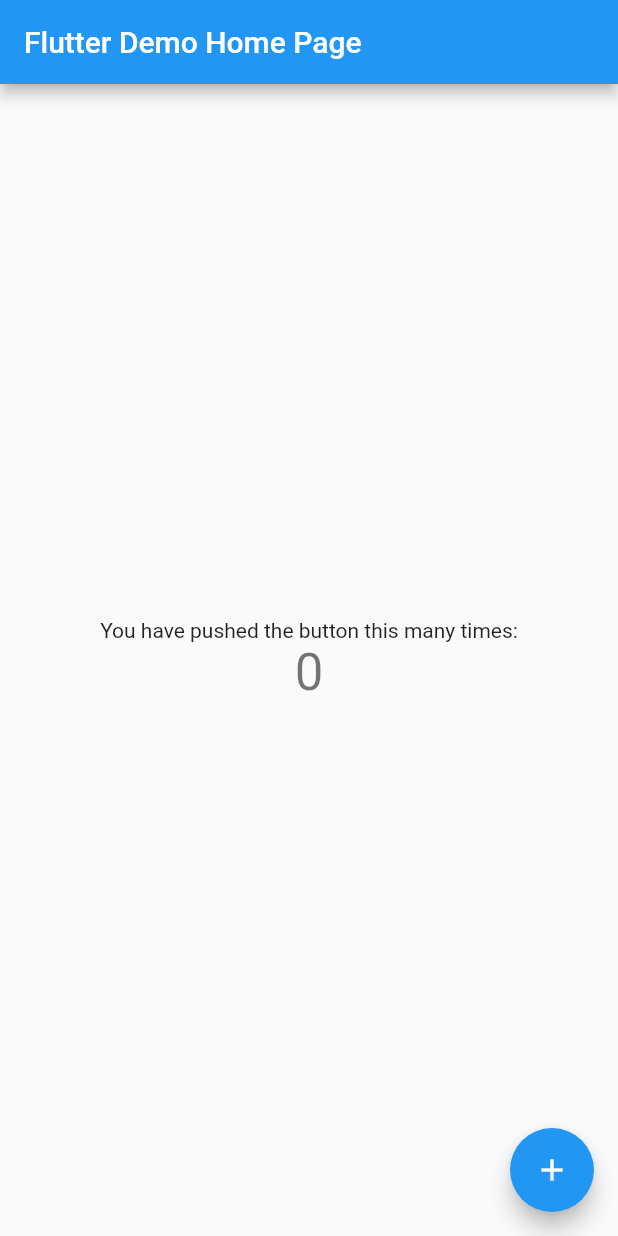
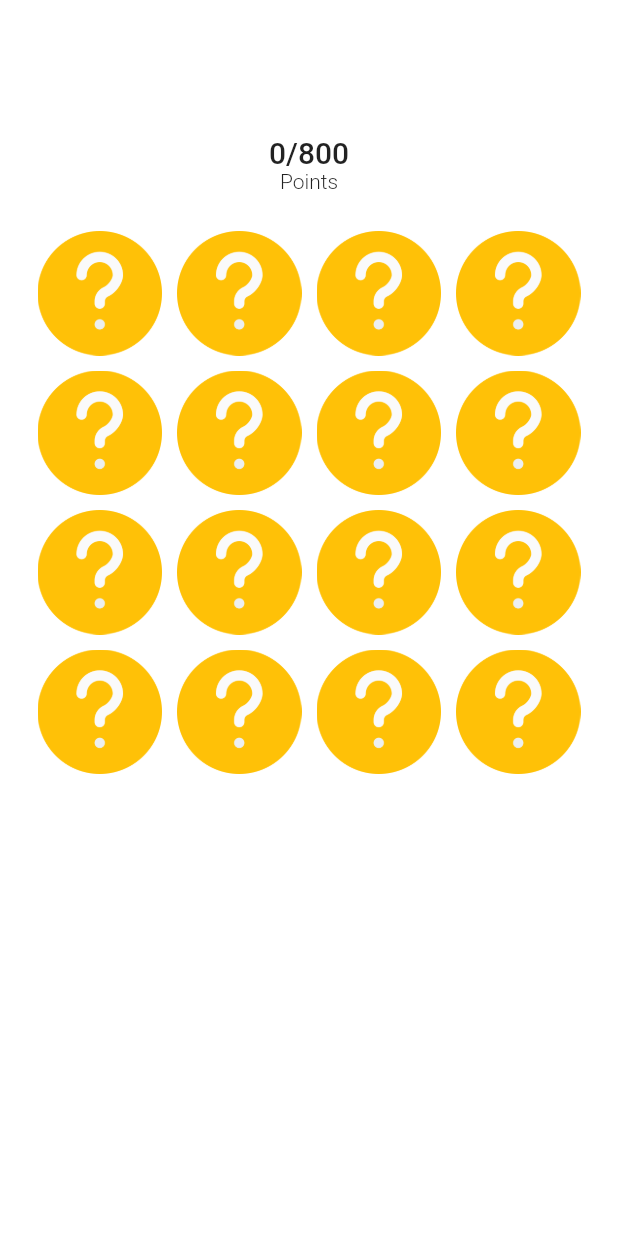
Before and after one commit to imKashyap/Pairs, a Flutter app: the screen it shows after launch, on a phone screen of 412 x 824 dp. Run offline on Flutter 3.47's test engine with Material 2 defaults, Android fonts, the phone set to English and light mode, and no system bars.

Commit message:
Adding App files

```diff
--- /dev/null
+++ b/lib/data/data.dart
@@ -0,0 +1,149 @@
+import 'package:memory_game/models/TileModel.dart';
+
+String selectedTile = "";
+int selectedIndex ;
+bool selected = true;
+int points = 0;
+
+List<TileModel> myPairs = new List<TileModel>();
+List<bool> clicked = new List<bool>();
+
+List<bool> getClicked(){
+
+  List<bool> yoClicked = new List<bool>();
+  List<TileModel> myairs = new List<TileModel>();
+  myairs = getPairs();
+  for(int i=0;i<myairs.length;i++){
+    yoClicked[i] = false;
+  }
+
+  return yoClicked;
+}
+
+List<TileModel>  getPairs(){
+
+  List<TileModel> pairs = new List<TileModel>();
+
+  TileModel tileModel = new TileModel();
+
+  //1
+  tileModel.setImageAssetPath("assets/fox.png");
+  tileModel.setIsSelected(false);
+  pairs.add(tileModel);
+  pairs.add(tileModel);
+  tileModel = new TileModel();
+
+  //2
+  tileModel.setImageAssetPath("assets/hippo.png");
+  tileModel.setIsSelected(false);
+  pairs.add(tileModel);
+  pairs.add(tileModel);
+  tileModel = new TileModel();
+
+  //3
+  tileModel.setImageAssetPath("assets/horse.png");
+  tileModel.setIsSelected(false);
+  pairs.add(tileModel);
+  pairs.add(tileModel);
+  tileModel = new TileModel();
+
+  //4
+  tileModel.setImageAssetPath("assets/monkey.png");
+  tileModel.setIsSelected(false);
+  pairs.add(tileModel);
+  pairs.add(tileModel);
+  tileModel = new TileModel();
+  //5
+  tileModel.setImageAssetPath("assets/panda.png");
+  tileModel.setIsSelected(false);
+  pairs.add(tileModel);
+  pairs.add(tileModel);
+  tileModel = new TileModel();
+
+  //6
+  tileModel.setImageAssetPath("assets/parrot.png");
+  tileModel.setIsSelected(false);
+  pairs.add(tileModel);
+  pairs.add(tileModel);
+  tileModel = new TileModel();
+
+  //7
+  tileModel.setImageAssetPath("assets/rabbit.png");
+  tileModel.setIsSelected(false);
+  pairs.add(tileModel);
+  pairs.add(tileModel);
+  tileModel = new TileModel();
+
+  //8
+  tileModel.setImageAssetPath("assets/zoo.png");
+  tileModel.setIsSelected(false);
+  pairs.add(tileModel);
+  pairs.add(tileModel);
+  tileModel = new TileModel();
+
+  return pairs;
+}
+
+List<TileModel>  getQuestionPairs(){
+
+  List<TileModel> pairs = new List<TileModel>();
+
+  TileModel tileModel = new TileModel();
+
+  //1
+  tileModel.setImageAssetPath("assets/question.png");
+  tileModel.setIsSelected(false);
+  pairs.add(tileModel);
+  pairs.add(tileModel);
+  tileModel = new TileModel();
+
+  //2
+  tileModel.setImageAssetPath("assets/question.png");
+  tileModel.setIsSelected(false);
+  pairs.add(tileModel);
+  pairs.add(tileModel);
+  tileModel = new TileModel();
+
+  //3
+  tileModel.setImageAssetPath("assets/question.png");
+  tileModel.setIsSelected(false);
+  pairs.add(tileModel);
+  pairs.add(tileModel);
+  tileModel = new TileModel();
+
+  //4
+  tileModel.setImageAssetPath("assets/question.png");
+  tileModel.setIsSelected(false);
+  pairs.add(tileModel);
+  pairs.add(tileModel);
+  tileModel = new TileModel();
+  //5
+  tileModel.setImageAssetPath("assets/question.png");
+  tileModel.setIsSelected(false);
+  pairs.add(tileModel);
+  pairs.add(tileModel);
+  tileModel = new TileModel();
+
+  //6
+  tileModel.setImageAssetPath("assets/question.png");
+  tileModel.setIsSelected(false);
+  pairs.add(tileModel);
+  pairs.add(tileModel);
+  tileModel = new TileModel();
+
+  //7
+  tileModel.setImageAssetPath("assets/question.png");
+  tileModel.setIsSelected(false);
+  pairs.add(tileModel);
+  pairs.add(tileModel);
+  tileModel = new TileModel();
+
+  //8
+  tileModel.setImageAssetPath("assets/question.png");
+  tileModel.setIsSelected(false);
+  pairs.add(tileModel);
+  pairs.add(tileModel);
+  tileModel = new TileModel();
+
+  return pairs;
+}
--- a/lib/main.dart
+++ b/lib/main.dart
@@ -1,4 +1,8 @@
+import 'dart:async';
+
 import 'package:flutter/material.dart';
+import 'package:memory_game/data/data.dart';
+import 'package:memory_game/models/TileModel.dart';
 
 void main() => runApp(MyApp());
 
@@ -8,104 +12,237 @@ class MyApp extends StatelessWidget {
   Widget build(BuildContext context) {
     return MaterialApp(
       title: 'Flutter Demo',
+      debugShowCheckedModeBanner: false,
       theme: ThemeData(
-        // This is the theme of your application.
-        //
-        // Try running your application with "flutter run". You'll see the
-        // application has a blue toolbar. Then, without quitting the app, try
-        // changing the primarySwatch below to Colors.green and then invoke
-        // "hot reload" (press "r" in the console where you ran "flutter run",
-        // or simply save your changes to "hot reload" in a Flutter IDE).
-        // Notice that the counter didn't reset back to zero; the application
-        // is not restarted.
         primarySwatch: Colors.blue,
       ),
-      home: MyHomePage(title: 'Flutter Demo Home Page'),
+      home: Home(),
     );
   }
 }
 
-class MyHomePage extends StatefulWidget {
-  MyHomePage({Key key, this.title}) : super(key: key);
+class Home extends StatefulWidget {
+  @override
+  _HomeState createState() => _HomeState();
+}
 
-  // This widget is the home page of your application. It is stateful, meaning
-  // that it has a State object (defined below) that contains fields that affect
-  // how it looks.
-
-  // This class is the configuration for the state. It holds the values (in this
-  // case the title) provided by the parent (in this case the App widget) and
-  // used by the build method of the State. Fields in a Widget subclass are
-  // always marked "final".
-
-  final String title;
+class _HomeState extends State<Home> {
+  List<TileModel> gridViewTiles = new List<TileModel>();
+  List<TileModel> questionPairs = new List<TileModel>();
 
   @override
-  _MyHomePageState createState() => _MyHomePageState();
+  void initState() {
+    // TODO: implement initState
+    super.initState();
+    reStart();
   }
+  void reStart() {
 
-class _MyHomePageState extends State<MyHomePage> {
-  int _counter = 0;
+    myPairs = getPairs();
+    myPairs.shuffle();
 
-  void _incrementCounter() {
+    gridViewTiles = myPairs;
+    Future.delayed(const Duration(seconds: 5), () {
+// Here you can write your code
       setState(() {
-      // This call to setState tells the Flutter framework that something has
-      // changed in this State, which causes it to rerun the build method below
-      // so that the display can reflect the updated values. If we changed
-      // _counter without calling setState(), then the build method would not be
-      // called again, and so nothing would appear to happen.
-      _counter++;
+        print("2 seconds done");
+        // Here you can write your code for open new view
+        questionPairs = getQuestionPairs();
+        gridViewTiles = questionPairs;
+        selected = false;
+      });
     });
   }
 
+
   @override
   Widget build(BuildContext context) {
-    // This method is rerun every time setState is called, for instance as done
-    // by the _incrementCounter method above.
-    //
-    // The Flutter framework has been optimized to make rerunning build methods
-    // fast, so that you can just rebuild anything that needs updating rather
-    // than having to individually change instances of widgets.
     return Scaffold(
-      appBar: AppBar(
-        // Here we take the value from the MyHomePage object that was created by
-        // the App.build method, and use it to set our appbar title.
-        title: Text(widget.title),
+      backgroundColor: Colors.white,
+      body: SingleChildScrollView(
+        child: Container(
+          padding: EdgeInsets.symmetric(horizontal: 20, vertical: 50),
+          child: Column(
+            children: <Widget>[
+              SizedBox(
+                height: 40,
               ),
-      body: Center(
-        // Center is a layout widget. It takes a single child and positions it
-        // in the middle of the parent.
-        child: Column(
-          // Column is also a layout widget. It takes a list of children and
-          // arranges them vertically. By default, it sizes itself to fit its
-          // children horizontally, and tries to be as tall as its parent.
-          //
-          // Invoke "debug painting" (press "p" in the console, choose the
-          // "Toggle Debug Paint" action from the Flutter Inspector in Android
-          // Studio, or the "Toggle Debug Paint" command in Visual Studio Code)
-          // to see the wireframe for each widget.
-          //
-          // Column has various properties to control how it sizes itself and
-          // how it positions its children. Here we use mainAxisAlignment to
-          // center the children vertically; the main axis here is the vertical
-          // axis because Columns are vertical (the cross axis would be
-          // horizontal).
-          mainAxisAlignment: MainAxisAlignment.center,
+              points != 800 ? Column(
+                crossAxisAlignment: CrossAxisAlignment.center,
                 children: <Widget>[
                   Text(
-              'You have pushed the button this many times:',
+                    "$points/800",
+                    style: TextStyle(
+                        fontSize: 20, fontWeight: FontWeight.w500),
                   ),
                   Text(
-              '$_counter',
-              style: Theme.of(context).textTheme.display1,
+                    "Points",
+                    textAlign: TextAlign.start,
+                    style: TextStyle(
+                        fontSize: 14, fontWeight: FontWeight.w300),
                   ),
+                ],
+              ) : Container(),
+              SizedBox(
+                height: 20,
+              ),
+              points != 800 ? GridView(
+                shrinkWrap: true,
+                //physics: ClampingScrollPhysics(),
+                scrollDirection: Axis.vertical,
+                gridDelegate: SliverGridDelegateWithMaxCrossAxisExtent(
+                    mainAxisSpacing: 0.0, maxCrossAxisExtent: 100.0),
+                children: List.generate(gridViewTiles.length, (index) {
+                  return Tile(
+                    imagePathUrl: gridViewTiles[index].getImageAssetPath(),
+                    tileIndex: index,
+                    parent: this,
+                  );
+                }),
+              ) : Container(
+                child: Column(
+                  children: <Widget>[
+                    GestureDetector(
+                      onTap: (){
+                        setState(() {
+                          points = 0;
+                          reStart();
+                        });
+                      },
+                      child: Container(
+                        height: 50,
+                        width: 200,
+                        alignment: Alignment.center,
+                        decoration: BoxDecoration(
+                          color: Colors.blue,
+                          borderRadius: BorderRadius.circular(24),
+                        ),
+                        child: Text("Replay", style: TextStyle(
+                            color: Colors.white,
+                            fontSize: 17,
+                            fontWeight: FontWeight.w500
+                        ),),
+                      ),
+                    ),
+                    SizedBox(height: 20,),
+                    GestureDetector(
+                      onTap: (){
+                       // TODO
+                      },
+                      child: Container(
+                        height: 50,
+                        width: 200,
+                        alignment: Alignment.center,
+                        decoration: BoxDecoration(
+                          border: Border.all(
+                              color: Colors.blue,
+                              width: 2
+                          ),
+                          borderRadius: BorderRadius.circular(24),
+                        ),
+                        child: Text("Rate Us", style: TextStyle(
+                          color: Colors.blue,
+                          fontSize: 17,
+                          fontWeight: FontWeight.w500
+                        ),),
+                      ),
+                    ),
+                  ],
+                )
+              )
             ],
           ),
         ),
-      floatingActionButton: FloatingActionButton(
-        onPressed: _incrementCounter,
-        tooltip: 'Increment',
-        child: Icon(Icons.add),
-      ), // This trailing comma makes auto-formatting nicer for build methods.
+      ),
     );
   }
 }
+
+
+
+class Tile extends StatefulWidget {
+  String imagePathUrl;
+  int tileIndex;
+  _HomeState parent;
+
+  Tile({this.imagePathUrl, this.tileIndex, this.parent});
+
+  @override
+  _TileState createState() => _TileState();
+}
+
+class _TileState extends State<Tile> {
+  @override
+  Widget build(BuildContext context) {
+    return GestureDetector(
+      onTap: () {
+        if (!selected) {
+          setState(() {
+            myPairs[widget.tileIndex].setIsSelected(true);
+          });
+          if (selectedTile != "") {
+            /// testing if the selected tiles are same
+            if (selectedTile == myPairs[widget.tileIndex].getImageAssetPath()) {
+              print("add point");
+              points = points + 100;
+              print(selectedTile + " thishis" + widget.imagePathUrl);
+
+              TileModel tileModel = new TileModel();
+              print(widget.tileIndex);
+              selected = true;
+              Future.delayed(const Duration(seconds: 2), () {
+                tileModel.setImageAssetPath("");
+                myPairs[widget.tileIndex] = tileModel;
+                print(selectedIndex);
+                myPairs[selectedIndex] = tileModel;
+                this.widget.parent.setState(() {});
+                setState(() {
+                  selected = false;
+                });
+                selectedTile = "";
+              });
+            } else {
+              print(selectedTile +
+                  " thishis " +
+                  myPairs[widget.tileIndex].getImageAssetPath());
+              print("wrong choice");
+              print(widget.tileIndex);
+              print(selectedIndex);
+              selected = true;
+              Future.delayed(const Duration(seconds: 2), () {
+                this.widget.parent.setState(() {
+                  myPairs[widget.tileIndex].setIsSelected(false);
+                  myPairs[selectedIndex].setIsSelected(false);
+                });
+                setState(() {
+                  selected = false;
+                });
+              });
+
+              selectedTile = "";
+            }
+          } else {
+            setState(() {
+              selectedTile = myPairs[widget.tileIndex].getImageAssetPath();
+              selectedIndex = widget.tileIndex;
+            });
+
+            print(selectedTile);
+            print(selectedIndex);
+          }
+        }
+      },
+      child: Container(
+        margin: EdgeInsets.all(5),
+        child: myPairs[widget.tileIndex].getImageAssetPath() != ""
+            ? Image.asset(myPairs[widget.tileIndex].getIsSelected()
+                ? myPairs[widget.tileIndex].getImageAssetPath()
+                : widget.imagePathUrl)
+            : Container(
+                color: Colors.white,
+                child: Image.asset("assets/correct.png"),
+              ),
+      ),
+    );
+  }
+}
--- /dev/null
+++ b/lib/models/TileModel.dart
@@ -0,0 +1,23 @@
+class TileModel{
+
+  String imageAssetPath;
+  bool isSelected;
+
+  TileModel({this.imageAssetPath, this.isSelected});
+
+  void setImageAssetPath(String getImageAssetPath){
+    imageAssetPath = getImageAssetPath;
+  }
+
+  String getImageAssetPath(){
+    return imageAssetPath;
+  }
+
+  void setIsSelected(bool getIsSelected){
+    isSelected = getIsSelected;
+  }
+
+  bool getIsSelected(){
+    return isSelected;
+  }
+}
--- a/pubspec.yaml
+++ b/pubspec.yaml
@@ -1,4 +1,4 @@
-name: pairs
+name: memory_game
 description: A new Flutter project.
 
 # The following defines the version and build number for your application.
@@ -41,8 +41,8 @@ flutter:
   uses-material-design: true
 
   # To add assets to your application, add an assets section, like this:
-  # assets:
-  #  - images/a_dot_burr.jpeg
+  assets:
+     - assets/
   #  - images/a_dot_ham.jpeg
 
   # An image asset can refer to one or more resolution-specific "variants", see
```
Also changed, not shown: assets/correct.png (added), assets/fox.png (added), assets/hippo.png (added), assets/horse.png (added), assets/monkey.png (added), assets/panda.png (added), assets/parrot.png (added), assets/question.png (added), assets/rabbit.png (added), assets/zoo.png (added), pubspec.lock, 1 other file. Lines whose indentation alone changed are shown as unchanged.
